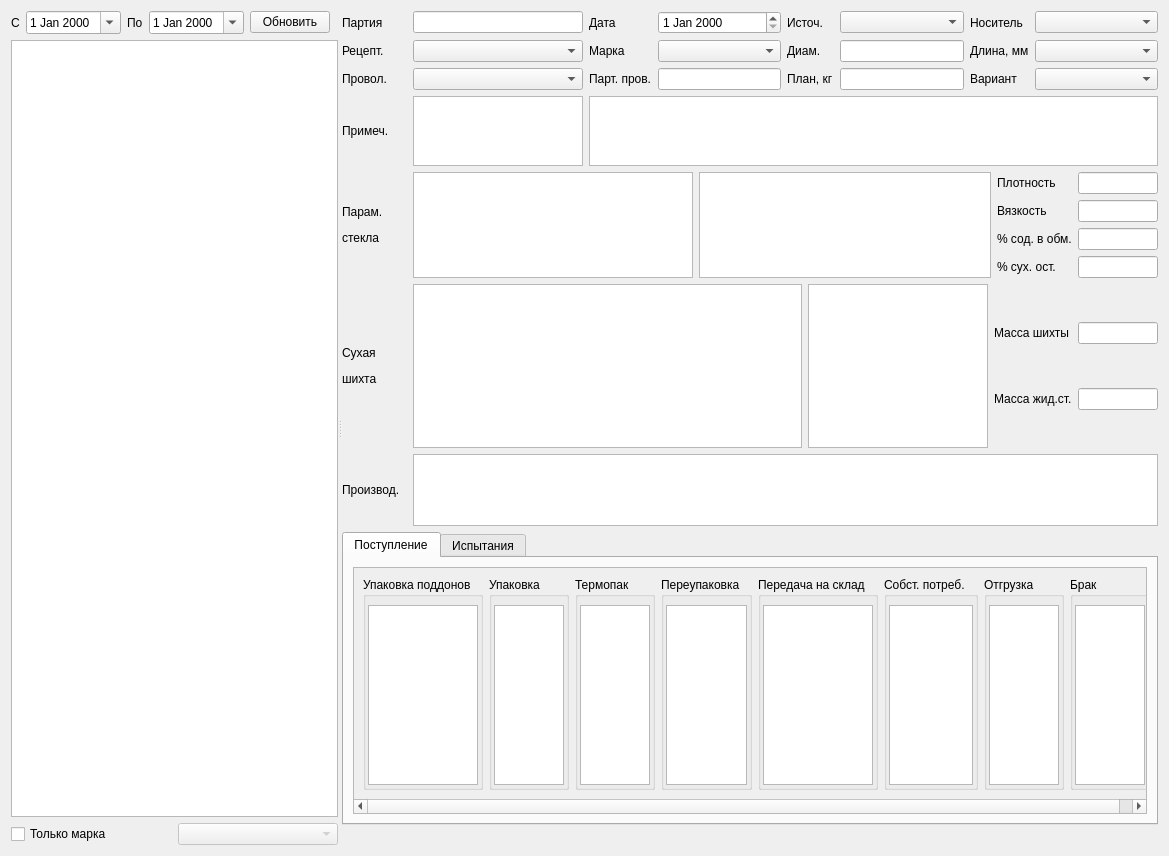
Before: the Qt Designer form formpart/formpart.ui in Sergeyego/el_prod, drawn with Qt 5.
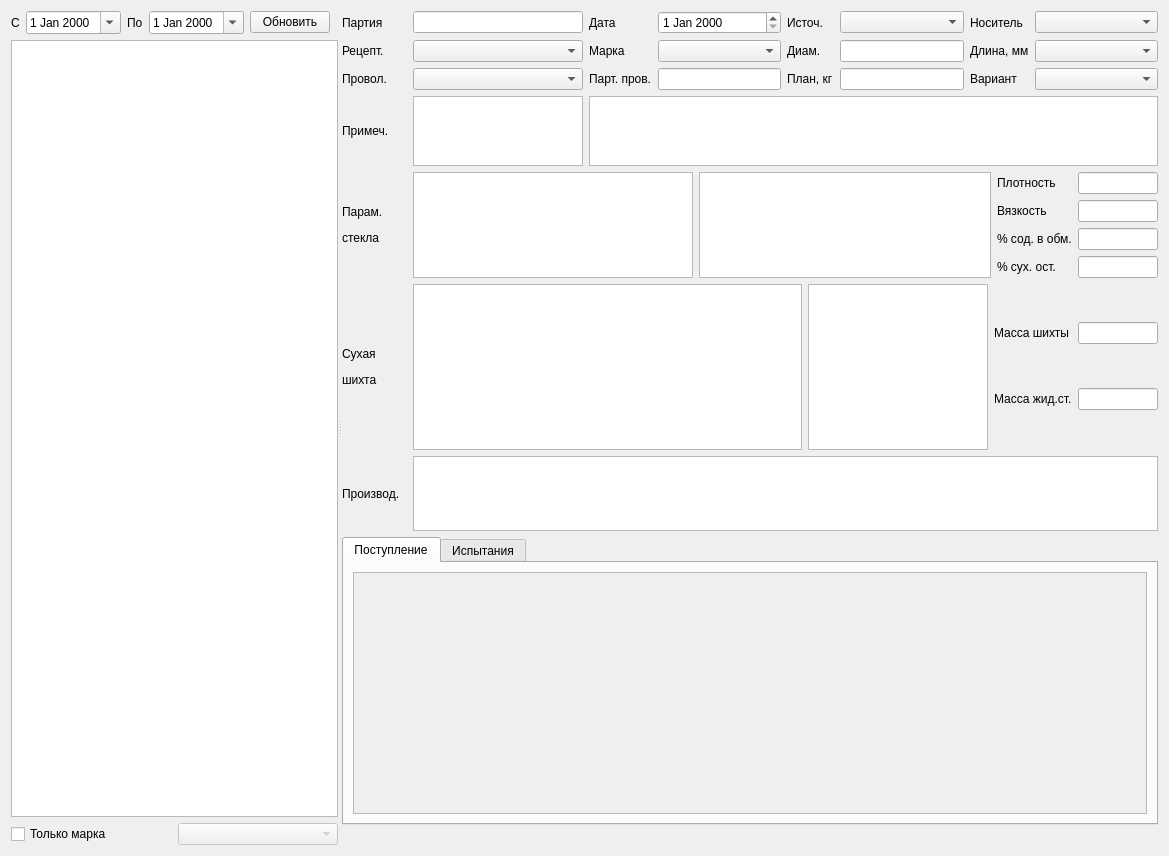
After: the same form once the commit is applied. The open tabs and pages were chosen to show the change. Custom widgets are drawn as their Qt base class.

Patch:
```diff
--- a/formpart/formpart.ui
+++ b/formpart/formpart.ui
@@ -672,273 +672,11 @@
                <rect>
                 <x>0</x>
                 <y>0</y>
-                <width>826</width>
-                <height>248</height>
+                <width>675</width>
+                <height>263</height>
                </rect>
               </property>
-              <layout class="QHBoxLayout" name="horizontalLayout_11">
-               <item>
-                <widget class="QGroupBox" name="groupBoxPackPal">
-                 <property name="title">
-                  <string>Упаковка поддонов</string>
-                 </property>
-                 <property name="flat">
-                  <bool>true</bool>
-                 </property>
-                 <layout class="QVBoxLayout" name="verticalLayout_10">
-                  <property name="leftMargin">
-                   <number>2</number>
-                  </property>
-                  <property name="topMargin">
-                   <number>8</number>
-                  </property>
-                  <property name="rightMargin">
-                   <number>2</number>
-                  </property>
-                  <property name="bottomMargin">
-                   <number>2</number>
-                  </property>
-                  <item>
-                   <widget class="QTableView" name="tableViewPackPal">
-                    <attribute name="verticalHeaderVisible">
-                     <bool>false</bool>
-                    </attribute>
-                   </widget>
-                  </item>
-                 </layout>
-                </widget>
-               </item>
-               <item>
-                <widget class="QGroupBox" name="groupBoxPack">
-                 <property name="title">
-                  <string>Упаковка</string>
-                 </property>
-                 <property name="flat">
-                  <bool>true</bool>
-                 </property>
-                 <layout class="QVBoxLayout" name="_2">
-                  <property name="leftMargin">
-                   <number>2</number>
-                  </property>
-                  <property name="topMargin">
-                   <number>8</number>
-                  </property>
-                  <property name="rightMargin">
-                   <number>2</number>
-                  </property>
-                  <property name="bottomMargin">
-                   <number>2</number>
-                  </property>
-                  <item>
-                   <widget class="QTableView" name="tableViewPack">
-                    <attribute name="verticalHeaderVisible">
-                     <bool>false</bool>
-                    </attribute>
-                   </widget>
-                  </item>
-                 </layout>
-                </widget>
-               </item>
-               <item>
-                <widget class="QGroupBox" name="groupBoxThermoPack">
-                 <property name="title">
-                  <string>Термопак</string>
-                 </property>
-                 <property name="flat">
-                  <bool>true</bool>
-                 </property>
-                 <layout class="QVBoxLayout" name="verticalLayout_11">
-                  <property name="leftMargin">
-                   <number>2</number>
-                  </property>
-                  <property name="topMargin">
-                   <number>8</number>
-                  </property>
-                  <property name="rightMargin">
-                   <number>2</number>
-                  </property>
-                  <property name="bottomMargin">
-                   <number>2</number>
-                  </property>
-                  <item>
-                   <widget class="QTableView" name="tableViewThermoPack">
-                    <attribute name="verticalHeaderVisible">
-                     <bool>false</bool>
-                    </attribute>
-                   </widget>
-                  </item>
-                 </layout>
-                </widget>
-               </item>
-               <item>
-                <widget class="QGroupBox" name="groupBoxPerepack">
-                 <property name="title">
-                  <string>Переупаковка</string>
-                 </property>
-                 <property name="flat">
-                  <bool>true</bool>
-                 </property>
-                 <layout class="QVBoxLayout" name="_3">
-                  <property name="leftMargin">
-                   <number>2</number>
-                  </property>
-                  <property name="topMargin">
-                   <number>8</number>
-                  </property>
-                  <property name="rightMargin">
-                   <number>2</number>
-                  </property>
-                  <property name="bottomMargin">
-                   <number>2</number>
-                  </property>
-                  <item>
-                   <widget class="QTableView" name="tableViewPerePack">
-                    <attribute name="verticalHeaderVisible">
-                     <bool>false</bool>
-                    </attribute>
-                   </widget>
-                  </item>
-                 </layout>
-                </widget>
-               </item>
-               <item>
-                <widget class="QGroupBox" name="groupBoxTrans">
-                 <property name="title">
-                  <string>Передача на склад</string>
-                 </property>
-                 <property name="flat">
-                  <bool>true</bool>
-                 </property>
-                 <layout class="QVBoxLayout" name="verticalLayout_5">
-                  <property name="leftMargin">
-                   <number>2</number>
-                  </property>
-                  <property name="topMargin">
-                   <number>8</number>
-                  </property>
-                  <property name="rightMargin">
-                   <number>2</number>
-                  </property>
-                  <property name="bottomMargin">
-                   <number>2</number>
-                  </property>
-                  <item>
-                   <widget class="QTableView" name="tableViewTrans">
-                    <attribute name="verticalHeaderVisible">
-                     <bool>false</bool>
-                    </attribute>
-                   </widget>
-                  </item>
-                 </layout>
-                </widget>
-               </item>
-               <item>
-                <widget class="QGroupBox" name="groupBoxSelf">
-                 <property name="title">
-                  <string>Собст. потреб.</string>
-                 </property>
-                 <property name="flat">
-                  <bool>true</bool>
-                 </property>
-                 <layout class="QVBoxLayout" name="verticalLayout_6">
-                  <property name="leftMargin">
-                   <number>2</number>
-                  </property>
-                  <property name="topMargin">
-                   <number>8</number>
-                  </property>
-                  <property name="rightMargin">
-                   <number>2</number>
-                  </property>
-                  <property name="bottomMargin">
-                   <number>2</number>
-                  </property>
-                  <item>
-                   <widget class="QTableView" name="tableViewSelf">
-                    <attribute name="verticalHeaderVisible">
-                     <bool>false</bool>
-                    </attribute>
-                   </widget>
-                  </item>
-                 </layout>
-                </widget>
-               </item>
-               <item>
-                <widget class="QGroupBox" name="groupBoxShip">
-                 <property name="title">
-                  <string>Отгрузка</string>
-                 </property>
-                 <property name="flat">
-                  <bool>true</bool>
-                 </property>
-                 <layout class="QVBoxLayout" name="verticalLayout_3">
-                  <property name="leftMargin">
-                   <number>2</number>
-                  </property>
-                  <property name="topMargin">
-                   <number>8</number>
-                  </property>
-                  <property name="rightMargin">
-                   <number>2</number>
-                  </property>
-                  <property name="bottomMargin">
-                   <number>2</number>
-                  </property>
-                  <item>
-                   <widget class="QTableView" name="tableViewShip">
-                    <attribute name="verticalHeaderVisible">
-                     <bool>false</bool>
-                    </attribute>
-                   </widget>
-                  </item>
-                 </layout>
-                </widget>
-               </item>
-               <item>
-                <widget class="QGroupBox" name="groupBoxDef">
-                 <property name="title">
-                  <string>Брак</string>
-                 </property>
-                 <property name="flat">
-                  <bool>true</bool>
-                 </property>
-                 <layout class="QVBoxLayout" name="verticalLayout_7">
-                  <property name="leftMargin">
-                   <number>2</number>
-                  </property>
-                  <property name="topMargin">
-                   <number>8</number>
-                  </property>
-                  <property name="rightMargin">
-                   <number>2</number>
-                  </property>
-                  <property name="bottomMargin">
-                   <number>2</number>
-                  </property>
-                  <item>
-                   <widget class="QTableView" name="tableViewDef">
-                    <attribute name="verticalHeaderVisible">
-                     <bool>false</bool>
-                    </attribute>
-                   </widget>
-                  </item>
-                 </layout>
-                </widget>
-               </item>
-               <item>
-                <spacer name="horizontalSpacer_4">
-                 <property name="orientation">
-                  <enum>Qt::Orientation::Horizontal</enum>
-                 </property>
-                 <property name="sizeHint" stdset="0">
-                  <size>
-                   <width>40</width>
-                   <height>20</height>
-                  </size>
-                 </property>
-                </spacer>
-               </item>
-              </layout>
+              <layout class="QHBoxLayout" name="horizontalLayout_11"/>
              </widget>
             </widget>
            </item>
```
Left out of the diff: 6 changed lines with no effect on the pictures.
